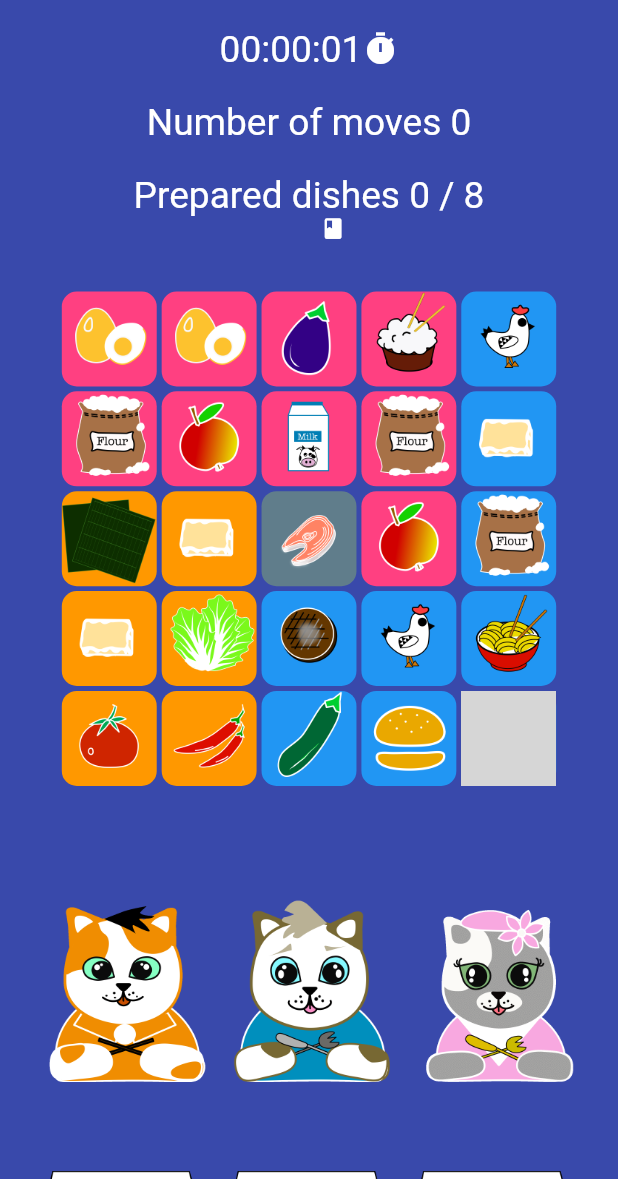
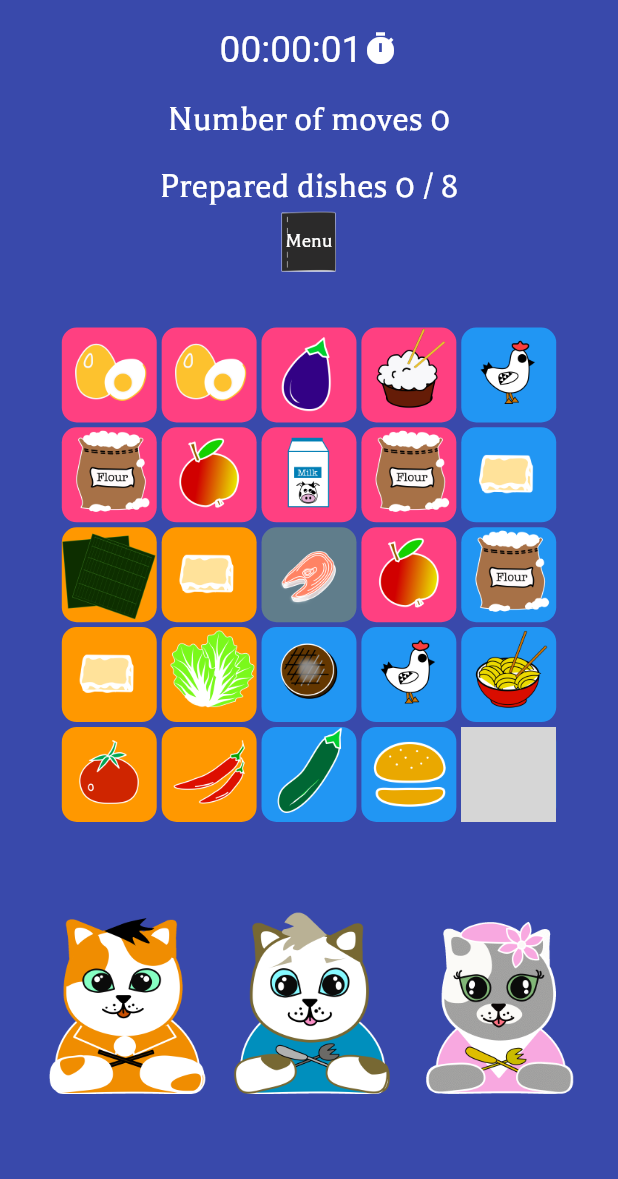
Before and after one commit to marinakostenko/gourmeow_puzzle, a Flutter app: the screen it shows after launch, after a tap on "Slide endless_puzzle mode", on a phone screen of 412 x 824 dp, the part 57-1236 px from its top. Run offline on Flutter 3.47's test engine with Material 2 defaults, Android fonts, the phone set to English and light mode, and no system bars; our stand-ins replace bloc, equatable, flutter_bloc, just_audio; missing offline and left inert: dart:html; grey boxes are pictures that could not be loaded.

Commit message:
font added

```diff
--- a/lib/config/main_theme.dart
+++ b/lib/config/main_theme.dart
@@ -16,6 +16,7 @@ class MainThemeData {
         color: _colorScheme.background,
         iconTheme: IconThemeData(color: _colorScheme.secondary),
       ),
+      fontFamily: 'Balthazar',
     );
   }
 
--- a/lib/puzzle/view/puzzle_page.dart
+++ b/lib/puzzle/view/puzzle_page.dart
@@ -39,6 +39,7 @@ class _PuzzlePageState extends State<PuzzlePage> {
         actions: const [
           Recipes(
             cuisine: Cuisine.none,
+            text: Text("Menu"),
           ),
         ],
       ),
--- a/lib/recipes/recipes_widget.dart
+++ b/lib/recipes/recipes_widget.dart
@@ -6,21 +6,20 @@ import 'package:gourmeow_puzzle/recipes/bloc/recipes_bloc.dart';
 
 class Recipes extends StatelessWidget {
   final Cuisine cuisine;
+  final Text text;
 
-  const Recipes({Key? key, required this.cuisine}) : super(key: key);
+  const Recipes({Key? key, required this.cuisine, required this.text}) : super(key: key);
 
   @override
   Widget build(BuildContext context) {
     Size size = MediaQuery.of(context).size;
     double ratio = size.width / size.height;
-    double iconSize = ratio < 1 ? size.width * 0.04 : size.height * 0.04;
+    double iconSize = ratio < 1 ? size.width * 0.1 : size.height * 0.1;
 
     return Material(
       child: Container(
         alignment: Alignment.center,
         margin: EdgeInsets.all(iconSize * 0.01),
-        height: iconSize,
-        width: iconSize,
         child: MaterialButton(
           onPressed: () => {
             showDialog(
@@ -31,10 +30,19 @@ class Recipes extends StatelessWidget {
                   );
                 }),
           },
-          child: Icon(
-            Icons.book_rounded,
-            size: iconSize,
-            color: Colors.white,
+          child: Container(
+            padding: EdgeInsets.all(iconSize * 0.1),
+            alignment: Alignment.center,
+            height: iconSize,
+            width: iconSize,
+            decoration: const BoxDecoration(
+              image: DecorationImage(
+                image: AssetImage("assets/images/menu.png"),
+                alignment: Alignment.center,
+                repeat: ImageRepeat.noRepeat,
+              ),
+            ),
+            child: text,
           ),
         ),
       ),
--- a/lib/slide_puzzle/slide_puzzle_page.dart
+++ b/lib/slide_puzzle/slide_puzzle_page.dart
@@ -212,6 +212,7 @@ class _SlidePuzzlePageState extends State<SlidePuzzlePage> {
           ),
           const Recipes(
             cuisine: Cuisine.none,
+            text: Text("Menu"),
           ),
         ],
       ),
--- a/lib/widgets/cats_builder_widget.dart
+++ b/lib/widgets/cats_builder_widget.dart
@@ -8,7 +8,8 @@ class CatsBuilder extends StatefulWidget {
   final List<Cat> cats;
   final bool displayMenu;
 
-  const CatsBuilder({Key? key, required this.cats, required this.displayMenu}) : super(key: key);
+  const CatsBuilder({Key? key, required this.cats, required this.displayMenu})
+      : super(key: key);
 
   @override
   _CatsBuilderState createState() => _CatsBuilderState();
@@ -26,7 +27,7 @@ class _CatsBuilderState extends State<CatsBuilder> {
     ratio = size.width / size.height;
 
     catsWidth = ratio < 1 ? size.width * 0.9 : size.width * 0.3;
-    catsHeight = ratio < 1 ? size.height * 0.5 : size.height * 0.5;
+    catsHeight = ratio < 1 ? size.height * 0.5 : size.height * 0.55;
 
     return SizedBox(
       height: catsHeight,
@@ -104,9 +105,18 @@ class _CatsBuilderState extends State<CatsBuilder> {
   }
 
   Widget _recipes(Cat cat) {
-    if(widget.displayMenu) {
+    String cuisine =
+        cat.cuisine.name[0].toUpperCase() + cat.cuisine.name.substring(1);
+    double fontSize = ratio < 1 ? size.width * 0.02 : size.height * 0.02;
+
+    if (widget.displayMenu) {
       return Recipes(
         cuisine: cat.cuisine,
+        text: Text(
+          "$cuisine menu",
+          style: TextStyle(fontSize: fontSize, color: cat.color, fontWeight: FontWeight.bold),
+          textAlign: TextAlign.center,
+        ),
       );
     }
 
@@ -147,11 +157,11 @@ class ExpandableMeal extends StatefulWidget {
   final double cardSize;
   final AssetImage image;
 
-  const ExpandableMeal(
-      {Key? key,
-      required this.cardSize,
-      required this.image,})
-      : super(key: key);
+  const ExpandableMeal({
+    Key? key,
+    required this.cardSize,
+    required this.image,
+  }) : super(key: key);
 
   @override
   _ExpandableMealState createState() => _ExpandableMealState();
--- a/lib/widgets/statistics_widget.dart
+++ b/lib/widgets/statistics_widget.dart
@@ -57,6 +57,7 @@ class Statistics extends StatelessWidget {
             ),
             const Recipes(
               cuisine: Cuisine.none,
+              text: Text("Menu"),
             ),
           ],
         ),
```
Also changed, not shown: pubspec.yaml (+4 -15 lines), assets/fonts/Balthazar-Regular.ttf (added), assets/images/menu.png.
